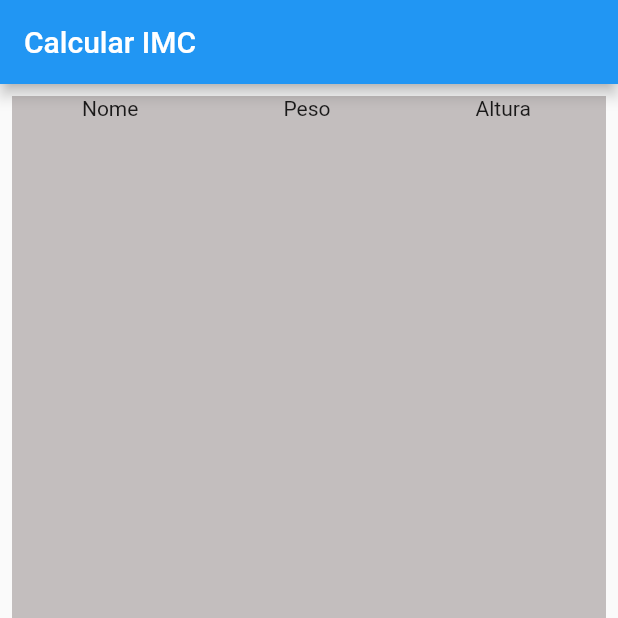
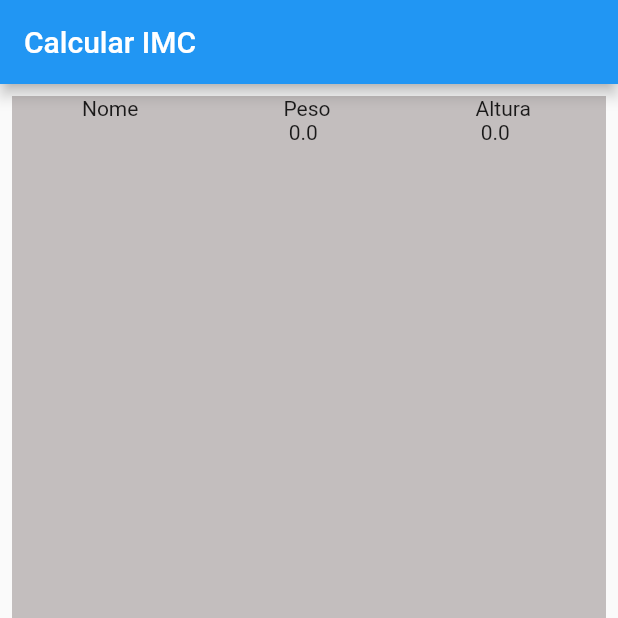
Before and after one commit to Williamalmeida27/Calculadora_Imc_flutter, a Flutter app: the screen it shows after launch, on a phone screen of 412 x 824 dp, the top half of it. Run offline on Flutter 3.47's test engine with Material 2 defaults, Android fonts, the phone set to English and light mode, and no system bars; our stand-ins replace google_fonts.

Commit message:
Usando os getters e setters da classe pessoa

```diff
--- a/lib/model/pessoa.dart
+++ b/lib/model/pessoa.dart
@@ -3,7 +3,7 @@ class Pessoa {
   double _peso = 0;
   double _altura = 0;
 
-  Pessoa(this._nome, this._peso, this._altura);
+  Pessoa();
 
   //getters
   String get nome => _nome;
--- a/lib/pages/imc_app.dart
+++ b/lib/pages/imc_app.dart
@@ -14,7 +14,7 @@ class _AppImcState extends State<AppImc> {
   var nomeController = TextEditingController();
   var alturaController = TextEditingController();
   var pesoController = TextEditingController();
-  var _pessoa = <Pessoa>[];
+  var _pessoa = Pessoa();
   String imcDefinido = "";
   var tabelaImc = TabelaImc();
 
@@ -52,9 +52,9 @@ class _AppImcState extends State<AppImc> {
                       Row(
                         mainAxisAlignment: MainAxisAlignment.spaceAround,
                         children: [
-                          Text("Nome \n ${nomeController.text}"),
-                          Text("Peso \n ${pesoController.text}"),
-                          Text("Altura \n ${alturaController.text}"),
+                          Text("Nome \n ${_pessoa.nome}"),
+                          Text("Peso \n ${_pessoa.peso}"),
+                          Text("Altura \n ${_pessoa.altura}"),
                         ],
                       ),
                       const SizedBox(
@@ -129,6 +129,9 @@ class _AppImcState extends State<AppImc> {
                       var calculado = calcularImc(novoValor, novoValor2);
                       setState(() {
                         imcDefinido = tabelaImc.retornoImc(calculado);
+                        _pessoa.nome = nomeController.text;
+                        _pessoa.peso = novoValor;
+                        _pessoa.altura = novoValor2;
                       });
 
                       Future.delayed(const Duration(minutes: 1));
```
